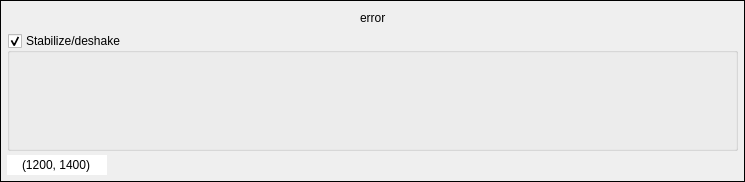
Old version of the form tools/views/ui/ui_widget_stabilize.ui in the repository JepEtau/mco.
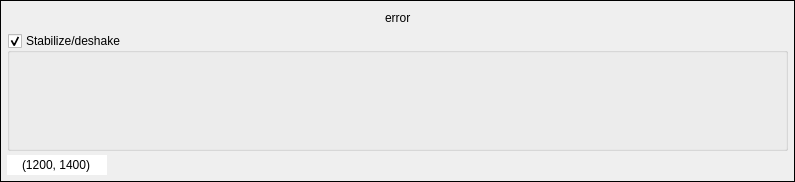
New version of the form. Icons and pictures are not drawn. Custom widgets are drawn as their Qt base class.

Commit message: widget: stabilize

What changed in the file:
```diff
--- a/tools/views/ui/ui_widget_stabilize.ui
+++ b/tools/views/ui/ui_widget_stabilize.ui
@@ -6,7 +6,7 @@
    <rect>
     <x>0</x>
     <y>0</y>
-    <width>735</width>
+    <width>785</width>
     <height>182</height>
    </rect>
   </property>
@@ -314,14 +314,14 @@
          <item>
           <widget class="Widget_segments" name="widget_segments" native="true">
            <property name="sizePolicy">
-            <sizepolicy hsizetype="Expanding" vsizetype="Preferred">
+            <sizepolicy hsizetype="MinimumExpanding" vsizetype="Preferred">
              <horstretch>0</horstretch>
              <verstretch>0</verstretch>
             </sizepolicy>
            </property>
            <property name="minimumSize">
             <size>
-             <width>670</width>
+             <width>720</width>
              <height>0</height>
             </size>
            </property>
```
The commit also changes 8 other files.
